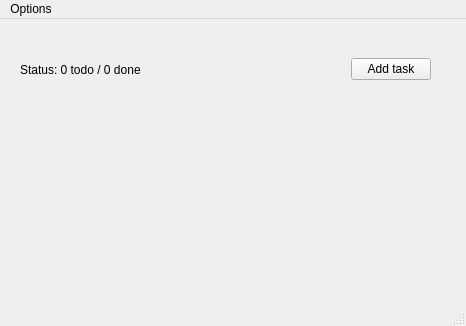
Qt form List.ui (Viuss/CSE165Proj-ToDo-List-QT) before a commit.
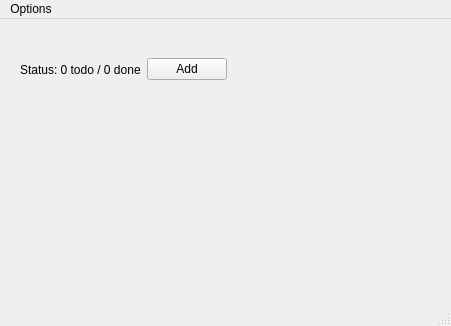
The same form after that commit.

What changed in the file:
```diff
--- a/List.ui
+++ b/List.ui
@@ -6,7 +6,7 @@
    <rect>
     <x>0</x>
     <y>0</y>
-    <width>466</width>
+    <width>451</width>
     <height>326</height>
    </rect>
   </property>
@@ -31,6 +31,13 @@
        </property>
       </widget>
      </item>
+     <item>
+      <widget class="QPushButton" name="addItemButton">
+       <property name="text">
+        <string>Add</string>
+       </property>
+      </widget>
+     </item>
      <item>
       <spacer name="horizontalSpacer">
        <property name="orientation">
@@ -44,20 +51,13 @@
        </property>
       </spacer>
      </item>
-     <item>
-      <widget class="QPushButton" name="addItemButton">
-       <property name="text">
-        <string>Add task</string>
-       </property>
-      </widget>
-     </item>
     </layout>
    </widget>
    <widget class="QWidget" name="verticalLayoutWidget">
     <property name="geometry">
      <rect>
       <x>20</x>
-      <y>100</y>
+      <y>90</y>
       <width>411</width>
       <height>171</height>
      </rect>
@@ -84,7 +84,7 @@
     <rect>
      <x>0</x>
      <y>0</y>
-     <width>466</width>
+     <width>451</width>
      <height>17</height>
     </rect>
    </property>
```
Left out of the diff: 12 changed lines with no effect on the pictures.
